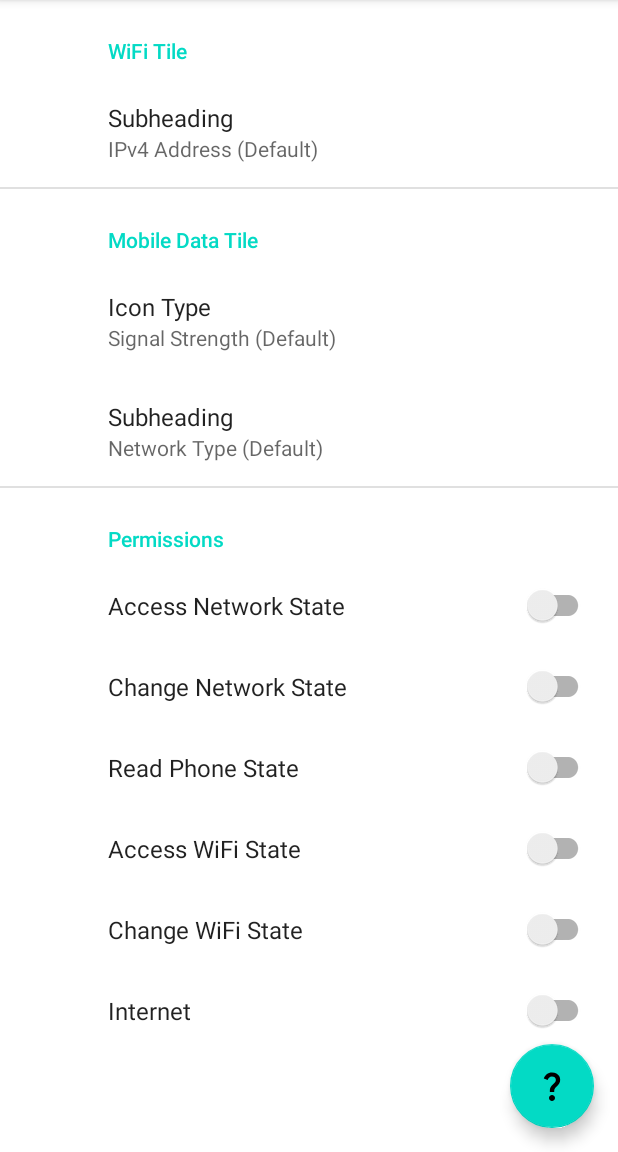
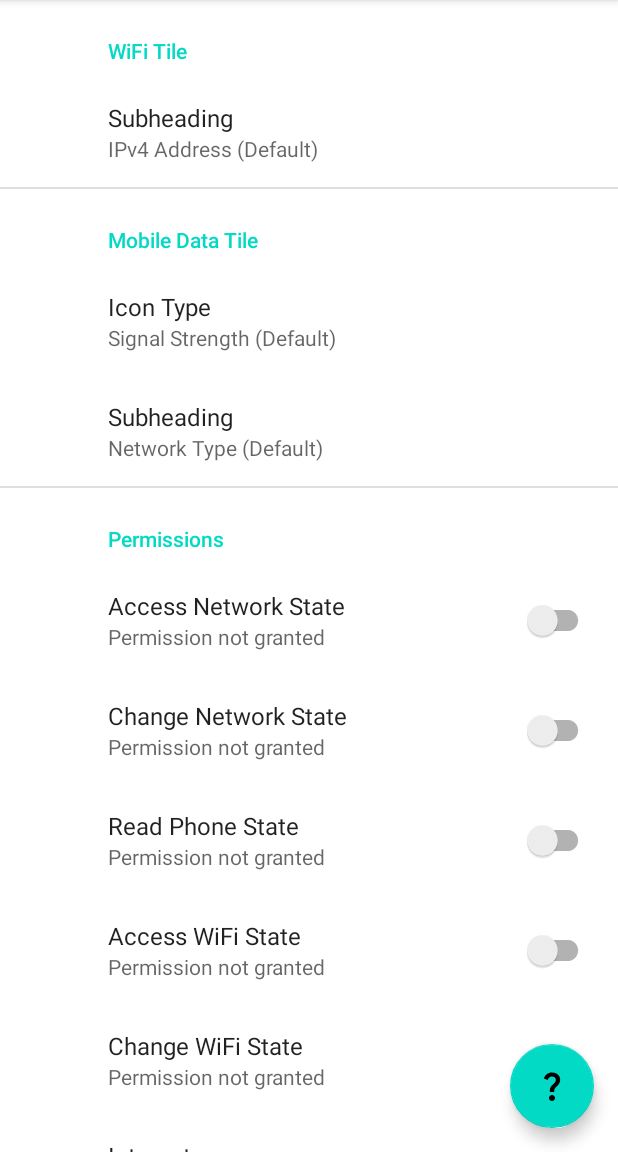
Before and after one commit to a-n-t-i-b-a-r-y-o-n/Cytokinesis, an Android app: the screen it shows after launch (MainActivity), on a phone screen of 412 x 824 dp, the part 84-1236 px from its top. Run offline under Robolectric (Android 15) with nearby library versions, the phone set to English and light mode, and no system bars; our stand-ins replace androidx.preference, navigation-ui; 1 statement that could not run was skipped.

Commit message:
Fix preference keys. Add empty preference change handlers.

```diff
--- a/app/src/main/java/com/hexagonal/cytokinesis/SettingsFragment.kt
+++ b/app/src/main/java/com/hexagonal/cytokinesis/SettingsFragment.kt
@@ -1,11 +1,86 @@
 package com.hexagonal.cytokinesis
 
 import android.os.Bundle
+import android.util.Log
+import androidx.preference.ListPreference
+import androidx.preference.Preference
 import androidx.preference.PreferenceFragmentCompat
+import androidx.preference.SwitchPreferenceCompat
 
 class SettingsFragment : PreferenceFragmentCompat() {
+
+    enum class RequestedPermissions(val pref_key: String) {
+        AccessNetworkState("permission_accessnetworkstate"),
+        ChangeNetworkState("permission_changenetworkstate"),
+        ReadPhoneState("permission_readphonestate"),
+        AccessWifiState("permission_accesswifistate"),
+        ChangeWifiState("permission_changewifistate"),
+        Internet("permission_internet"),
+    }
 
     override fun onCreatePreferences(savedInstanceState: Bundle?, rootKey: String?) {
         setPreferencesFromResource(R.xml.root_preferences, rootKey)
     }
+
+    override fun onPreferenceTreeClick(preference: Preference?): Boolean {
+        Log.d("Preference", "Preference tree clicked")
+
+        return super.onPreferenceTreeClick(preference)
+    }
+
+    override fun onCreate(savedInstanceState: Bundle?) {
+        super.onCreate(savedInstanceState)
+
+
+        // WiFi subheading
+        findPreference<ListPreference>("wifi_subheading")
+            ?.setOnPreferenceChangeListener { p, v -> onWifiSubheadChange(p, v) }
+
+        // Mobile data icon type
+        findPreference<ListPreference>("data_icon_type")
+            ?.setOnPreferenceChangeListener { p, v -> onDataIconTypeChange(p, v) }
+
+        // Mobile data subheading
+        findPreference<ListPreference>("data_subheading")
+            ?.setOnPreferenceChangeListener { p, v -> onDataSubheadChange(p, v) }
+
+        // Permissions switches
+        for (permission in RequestedPermissions.values()) {
+            findPreference<ListPreference>(permission.pref_key)
+                ?.setOnPreferenceChangeListener { p, v -> onPermissionChanged(p, v) }
+        }
+
+    }
+
+    fun onWifiSubheadChange(preference: Preference, newValue: Any): Boolean {
+
+        return true
+    }
+
+    fun onDataIconTypeChange(preference: Preference, newValue: Any): Boolean {
+
+        return true
+    }
+
+    fun onDataSubheadChange(preference: Preference, newValue: Any): Boolean {
+
+        return true
+    }
+
+    fun onPermissionChanged(preference: Preference, newValue: Any): Boolean {
+        // Find matching preference
+        when (RequestedPermissions.values().firstOrNull { p -> p.pref_key == preference.key }) {
+            RequestedPermissions.AccessNetworkState -> TODO()
+            RequestedPermissions.ChangeNetworkState -> TODO()
+            RequestedPermissions.ReadPhoneState -> TODO()
+            RequestedPermissions.AccessWifiState -> TODO()
+            RequestedPermissions.ChangeWifiState -> TODO()
+            RequestedPermissions.Internet -> TODO()
+            null -> {
+                // Somehow flipped a switch for an unknown preference
+                Log.d("Cytokinesis", "onPermissionChanged event for unknown preference: \"${preference.key}\"")
+            }
+        }
+        return true
+    }
 }
--- a/app/src/main/res/values/strings.xml
+++ b/app/src/main/res/values/strings.xml
@@ -33,6 +33,9 @@
     <!-- Data tile settings -->
     <string name="data_title_label">Mobile Data Tile</string>
     <!-- Permissions -->
+    <string name="heading_permissions">Permissions</string>
+    <string name="permission_not_granted">Permission not granted</string>
+    <string name="permission_granted">Permission granted</string>
     <string name="access_network_state">Access Network State</string>
     <string name="change_network_state">Change Network State</string>
     <string name="read_phone_state">Read Phone State</string>
--- a/app/src/main/res/xml/root_preferences.xml
+++ b/app/src/main/res/xml/root_preferences.xml
@@ -2,50 +2,62 @@
 
     <PreferenceCategory app:title="@string/wifi_title_label">
         <ListPreference
+            app:key="wifi_subheading"
             app:defaultValue="ipv4"
             app:entries="@array/wifi_subheading_entries"
             app:entryValues="@array/wifi_subheading_values"
-            app:key="ipv4"
             app:title="@string/subheading_label"
             app:useSimpleSummaryProvider="true" />
     </PreferenceCategory>
 
     <PreferenceCategory app:title="@string/data_title_label">
         <ListPreference
+            app:key="data_icon_type"
             app:defaultValue="signal_strength"
             app:entries="@array/data_icon_type_entries"
             app:entryValues="@array/data_icon_type_values"
-            app:key="network_type"
             app:title="@string/icon_type_label"
             app:useSimpleSummaryProvider="true" />
         <ListPreference
+            app:key="data_subheading"
             app:defaultValue="network_type"
             app:entries="@array/data_subheading_entries"
             app:entryValues="@array/data_subheading_values"
-            app:key="network_type"
             app:title="@string/subheading_label"
             app:useSimpleSummaryProvider="true" />
     </PreferenceCategory>
 
-    <PreferenceCategory app:title="Permissions">
+    <PreferenceCategory app:title="@string/heading_permissions">
         <SwitchPreferenceCompat
             app:key="permission_accessnetworkstate"
-            app:title="@string/access_network_state" />
+            app:title="@string/access_network_state"
+            app:summaryOff="@string/permission_not_granted"
+            app:summaryOn="@string/permission_granted" />
         <SwitchPreferenceCompat
             app:key="permission_changenetworkstate"
-            app:title="@string/change_network_state" />
+            app:title="@string/change_network_state"
+            app:summaryOff="@string/permission_not_granted"
+            app:summaryOn="@string/permission_granted" />
         <SwitchPreferenceCompat
             app:key="permission_readphonestate"
-            app:title="@string/read_phone_state" />
+            app:title="@string/read_phone_state"
+            app:summaryOff="@string/permission_not_granted"
+            app:summaryOn="@string/permission_granted" />
         <SwitchPreferenceCompat
             app:key="permission_accesswifistate"
-            app:title="@string/access_wifi_state" />
+            app:title="@string/access_wifi_state"
+            app:summaryOff="@string/permission_not_granted"
+            app:summaryOn="@string/permission_granted" />
         <SwitchPreferenceCompat
             app:key="permission_changewifistate"
-            app:title="@string/change_wifi_state" />
+            app:title="@string/change_wifi_state"
+            app:summaryOff="@string/permission_not_granted"
+            app:summaryOn="@string/permission_granted" />
         <SwitchPreferenceCompat
             app:key="permission_internet"
-            app:title="@string/internet" />
+            app:title="@string/internet"
+            app:summaryOff="@string/permission_not_granted"
+            app:summaryOn="@string/permission_granted" />
     </PreferenceCategory>
 
     <!--
```
